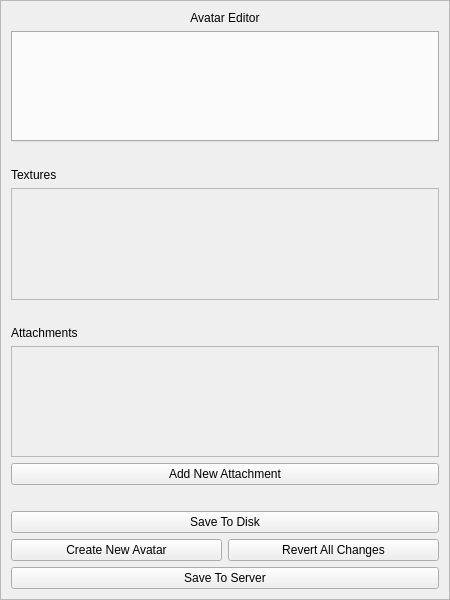
realXtend/tundra, file AvatarModule/ui/avatareditor.ui: the form before one commit.
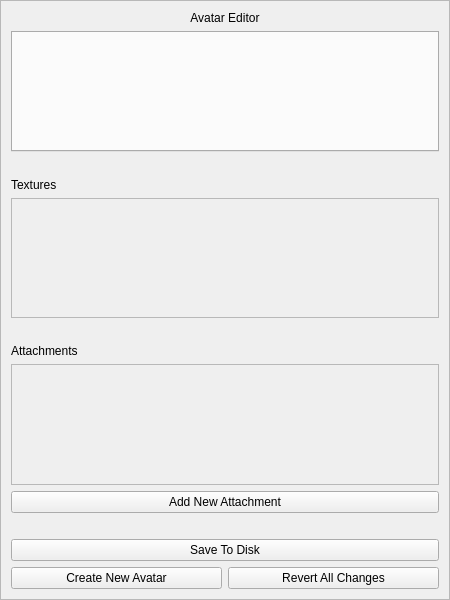
The form after the commit.

The edit to the form file:
```diff
--- a/AvatarModule/ui/avatareditor.ui
+++ b/AvatarModule/ui/avatareditor.ui
@@ -107,7 +107,7 @@
            <x>0</x>
            <y>0</y>
            <width>426</width>
-           <height>102</height>
+           <height>111</height>
           </rect>
          </property>
          <property name="baseSize">
@@ -153,7 +153,7 @@
            <x>0</x>
            <y>0</y>
            <width>426</width>
-           <height>102</height>
+           <height>112</height>
           </rect>
          </property>
         </widget>
@@ -224,13 +224,6 @@
            </layout>
           </widget>
          </item>
-         <item>
-          <widget class="QPushButton" name="but_export">
-           <property name="text">
-            <string>Save To Server</string>
-           </property>
-          </widget>
-         </item>
         </layout>
        </widget>
       </item>
```
Left out of the diff: 2 changed lines with no effect on the pictures.
